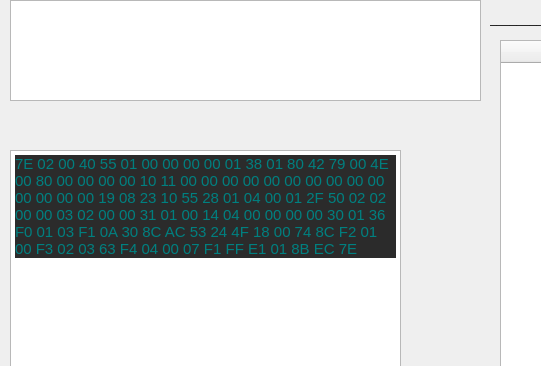
Qt form analyse/UI.ui (uyaly/study2018) before a commit; both pictures show x 0 to 541 and y 0 to 366 of the 902 by 878 pixel window.
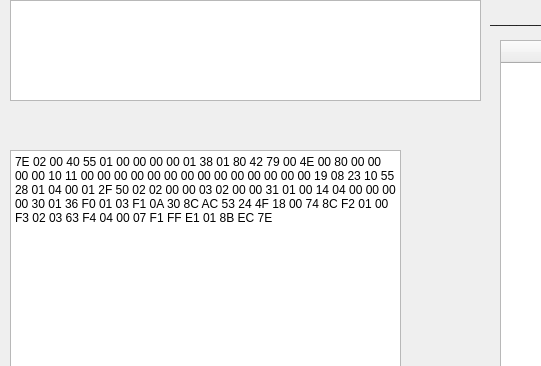
The same form after that commit.

```diff
--- a/analyse/UI.ui
+++ b/analyse/UI.ui
@@ -28,7 +28,7 @@
 &lt;html&gt;&lt;head&gt;&lt;meta name=&quot;qrichtext&quot; content=&quot;1&quot; /&gt;&lt;style type=&quot;text/css&quot;&gt;
 p, li { white-space: pre-wrap; }
 &lt;/style&gt;&lt;/head&gt;&lt;body style=&quot; font-family:'SimSun'; font-size:9pt; font-weight:400; font-style:normal;&quot;&gt;
-&lt;p style=&quot; margin-top:12px; margin-bottom:12px; margin-left:0px; margin-right:0px; -qt-block-indent:0; text-indent:0px; background-color:#2b2b2b;&quot;&gt;&lt;span style=&quot; font-family:'宋体'; font-size:11.3pt; color:#008080;&quot;&gt;7E 02 00 40 55 01 00 00 00 00 01 38 01 80 42 79 00 4E 00 80 00 00 00 00 10 11 00 00 00 00 00 00 00 00 00 00 00 00 00 00 19 08 23 10 55 28 01 04 00 01 2F 50 02 02 00 00 03 02 00 00 31 01 00 14 04 00 00 00 00 30 01 36 F0 01 03 F1 0A 30 8C AC 53 24 4F 18 00 74 8C F2 01 00 F3 02 03 63 F4 04 00 07 F1 FF E1 01 8B EC 7E&lt;/span&gt;&lt;/p&gt;&lt;/body&gt;&lt;/html&gt;</string>
+&lt;p style=&quot; margin-top:0px; margin-bottom:0px; margin-left:0px; margin-right:0px; -qt-block-indent:0; text-indent:0px;&quot;&gt;7E 02 00 40 55 01 00 00 00 00 01 38 01 80 42 79 00 4E 00 80 00 00 00 00 10 11 00 00 00 00 00 00 00 00 00 00 00 00 00 00 19 08 23 10 55 28 01 04 00 01 2F 50 02 02 00 00 03 02 00 00 31 01 00 14 04 00 00 00 00 30 01 36 F0 01 03 F1 0A 30 8C AC 53 24 4F 18 00 74 8C F2 01 00 F3 02 03 63 F4 04 00 07 F1 FF E1 01 8B EC 7E&lt;/p&gt;&lt;/body&gt;&lt;/html&gt;</string>
     </property>
    </widget>
    <widget class="QLabel" name="label_2">
```
